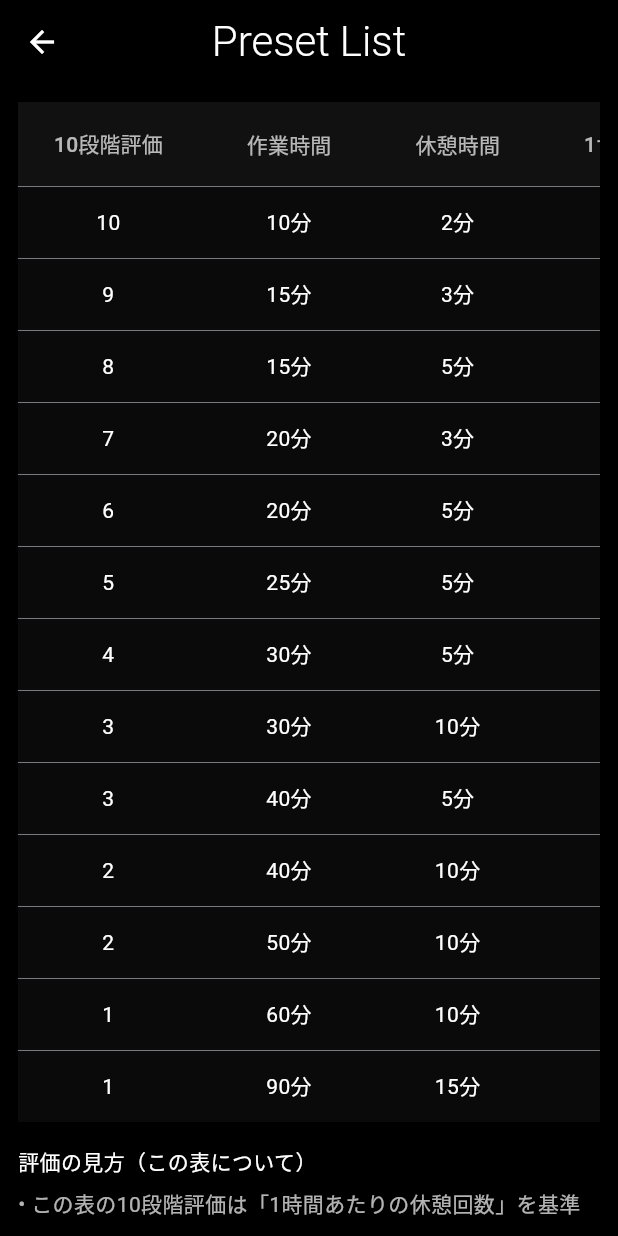
After one commit to KoukiMori/pomodd_kusa, a Flutter app: the screen it shows after launch, after a tap on the "settings" icon, on a phone screen of 412 x 824 dp. The commit adds this screen. Run offline on Flutter 3.47's test engine with Material 3 defaults, Android fonts, the phone set to English and light mode, and no system bars; our stand-ins replace google_fonts, shared_preferences.

Commit message:
feat(actuals): 日別の実績秒を集計・保存。フェーズ完了/途中停止で加算し、実績評価API(PomodRule)と連携可能に。プリセット表の説明とUI微調整

```diff
--- a/lib/main_page.dart
+++ b/lib/main_page.dart
@@ -7,6 +7,7 @@ import 'dart:async';
 import 'package:flutter/services.dart';
 import 'package:pomodd_kusa/contribution_section.dart';
 import 'package:pomodd_kusa/data_helper.dart';
+import 'package:pomodd_kusa/preset_settings_page.dart';
 
 class MainPage extends StatefulWidget {
   const MainPage({super.key});
@@ -169,6 +170,17 @@ class _MainPageState extends State<MainPage>
   void _stopAndResetTimer() {
     _animationController.stop();
     _animationController.reset();
+    // 途中停止時に、その時点までの経過を実績へ加算
+    final int addWork = _isWorkPhase ? (_progress * workTime * 60).round() : 0;
+    final int addRest = !_isWorkPhase ? (_progress * restTime * 60).round() : 0;
+    if (addWork > 0 || addRest > 0) {
+      // ignore: discarded_futures
+      DataHelper.addDailyActual(
+        DateTime.now(),
+        workSecDelta: addWork,
+        restSecDelta: addRest,
+      );
+    }
     setState(() {
       _isRunning = false;
       _isPaused = false;
@@ -219,7 +231,7 @@ class _MainPageState extends State<MainPage>
       context: context,
       builder: (context) {
         // 指定件数の 1..N を生成（ピッカー用）
-        List<Widget> _numberItems(int count) =>
+        List<Widget> numberItems(int count) =>
             List.generate(count, (i) => Center(child: Text('${i + 1}')));
 
         return CupertinoPopupSurface(
@@ -281,7 +293,7 @@ class _MainPageState extends State<MainPage>
                           ),
                           onSelectedItemChanged: (index) =>
                               tempWork = index + 1,
-                          children: _numberItems(60), // Work: 1..60
+                          children: numberItems(60), // Work: 1..60
                         ),
                       ),
                       Expanded(
@@ -295,7 +307,7 @@ class _MainPageState extends State<MainPage>
                           ),
                           onSelectedItemChanged: (index) =>
                               tempRest = index + 1,
-                          children: _numberItems(10), // Rest: 1..10
+                          children: numberItems(10), // Rest: 1..10
                         ),
                       ),
                       Expanded(
@@ -306,7 +318,7 @@ class _MainPageState extends State<MainPage>
                           ),
                           onSelectedItemChanged: (index) =>
                               tempResp = index + 1,
-                          children: _numberItems(10), // Resp: 1..10
+                          children: numberItems(10), // Resp: 1..10
                         ),
                       ),
                     ],
@@ -390,10 +402,16 @@ class _MainPageState extends State<MainPage>
     if (_isWorkPhase) {
       // Workが終わったらRestへ
       _playPhaseChangeSound();
+      // 実績に作業分を加算
+      // ignore: discarded_futures
+      DataHelper.addDailyActual(DateTime.now(), workSecDelta: workTime * 60);
       _isWorkPhase = false;
       _startCurrentPhase();
     } else {
       // Restが終わったら次サイクルへ
+      // 実績に休憩分を加算
+      // ignore: discarded_futures
+      DataHelper.addDailyActual(DateTime.now(), restSecDelta: restTime * 60);
       _currentCycle += 1;
       if (_currentCycle < resp) {
         // Rest→Work への切り替えでもクリック音を鳴らす
@@ -477,6 +495,8 @@ class _MainPageState extends State<MainPage>
       backgroundColor: Colors.black,
       appBar: AppBar(
         backgroundColor: Colors.black,
+        centerTitle: true, // タイトルを中央に配置
+        leading: SizedBox(width: kToolbarHeight), // 右のactionsとバランスを取り真の中央に揃える
         title: Text(
           'PomodGrass',
           style: GoogleFonts.roboto(
@@ -486,6 +506,33 @@ class _MainPageState extends State<MainPage>
           ),
         ),
         toolbarHeight: screenSize.height * .03,
+        actions: [
+          // タイトルと縦位置がずれないよう微調整（上に数px）
+          Transform.translate(
+            offset: const Offset(0, -6),
+            child: IconButton(
+              onPressed: () async {
+                // プリセット選択画面へ遷移し、結果を受け取って反映
+                final result = await Navigator.of(context)
+                    .push<Map<String, int>>(
+                      MaterialPageRoute(
+                        builder: (_) => const PresetSettingsPage(),
+                      ),
+                    );
+                if (result != null) {
+                  setState(() {
+                    workTime = result['work'] ?? workTime;
+                    restTime = result['rest'] ?? restTime;
+                  });
+                  // 保存して次回起動にも反映
+                  // ignore: discarded_futures
+                  _saveSettings();
+                }
+              },
+              icon: const Icon(Icons.settings, color: Colors.white, size: 26),
+            ),
+          ),
+        ],
       ),
       body: Column(
         children: [
--- /dev/null
+++ b/lib/pomod_rule.dart
@@ -0,0 +1,281 @@
+// ポモドーロ設定の評価ルール
+// 画像の表（作業時間×休憩時間）に基づいて、頻度の評価と10段階評価を返す。
+// UIは変更せず、呼び出し側から
+//   final eval = PomodRule.evaluate(workMin: 25, restMin: 5);
+// のように使う想定。
+
+class PomodEvaluation {
+  final int workMinutes; // 作業時間（分）
+  final int restMinutes; // 休憩時間（分）
+  final int cycleMinutes; // 1サイクル合計（分）
+  final double breaksPerHour; // 1時間あたりの休憩回数（概算）
+  final String frequencyLabel; // 頻度の評価
+  final int score10; // 10段階評価（1..10）
+
+  const PomodEvaluation({
+    required this.workMinutes,
+    required this.restMinutes,
+    required this.cycleMinutes,
+    required this.breaksPerHour,
+    required this.frequencyLabel,
+    required this.score10,
+  });
+}
+
+class PomodPreset {
+  final int work;
+  final int rest;
+  const PomodPreset(this.work, this.rest);
+}
+
+/// 実績評価の結果（基準評価＋実績加味のスコア）
+class PomodActualResult {
+  final PomodEvaluation baseline; // 設定ペースに基づく評価（既存表ベース）
+  final int actualScore10; // 実績重み付け後の10段階評価
+  final double progressWeight; // 進捗重み（0.0〜1.0）
+  final int actualTotalMinutes; // 実績の合計分
+  final int referenceTotalMinutes; // 基準（例: 4サイクル）合計分
+
+  const PomodActualResult({
+    required this.baseline,
+    required this.actualScore10,
+    required this.progressWeight,
+    required this.actualTotalMinutes,
+    required this.referenceTotalMinutes,
+  });
+}
+
+class PomodRule {
+  // 事前に用意するプリセット（表に掲載の代表値）
+  static const List<PomodPreset> presets = <PomodPreset>[
+    PomodPreset(10, 2),
+    PomodPreset(15, 3),
+    PomodPreset(15, 5),
+    PomodPreset(20, 3),
+    PomodPreset(20, 5),
+    PomodPreset(25, 5),
+    PomodPreset(30, 5),
+    PomodPreset(30, 10),
+    PomodPreset(40, 5),
+    PomodPreset(40, 10),
+    PomodPreset(50, 10),
+    PomodPreset(60, 10),
+    PomodPreset(90, 15),
+  ];
+
+  // 表にある定義済みの組み合わせを switch で分岐して評価を返す
+  static PomodEvaluation evaluate({
+    required int workMin,
+    required int restMin,
+  }) {
+    // 1サイクル合計と1時間あたりの回数（概算）を事前計算
+    final int cycle = workMin + restMin;
+    final double perHour = cycle > 0 ? (60.0 / cycle) : 0.0;
+
+    switch (workMin) {
+      case 10:
+        switch (restMin) {
+          case 2:
+            return _build(workMin, restMin, 12, 5.0, '極端に多い', 10);
+        }
+        break;
+      case 15:
+        switch (restMin) {
+          case 3:
+            return _build(workMin, restMin, 18, 3.3, 'とても多い', 9);
+          case 5:
+            return _build(workMin, restMin, 20, 3.0, 'かなり多い', 8);
+        }
+        break;
+      case 20:
+        switch (restMin) {
+          case 3:
+            return _build(workMin, restMin, 23, 2.6, '多め', 7);
+          case 5:
+            return _build(workMin, restMin, 25, 2.4, '多い', 6);
+        }
+        break;
+      case 25:
+        switch (restMin) {
+          case 5:
+            return _build(workMin, restMin, 30, 2.0, '標準', 5);
+        }
+        break;
+      case 30:
+        switch (restMin) {
+          case 5:
+            return _build(workMin, restMin, 35, 1.7, '標準より少', 4);
+          case 10:
+            return _build(workMin, restMin, 40, 1.5, '少なめ', 3);
+        }
+        break;
+      case 40:
+        switch (restMin) {
+          case 5:
+            return _build(workMin, restMin, 45, 1.3, '少なめ', 3);
+          case 10:
+            return _build(workMin, restMin, 50, 1.2, '少ない', 2);
+        }
+        break;
+      case 50:
+        switch (restMin) {
+          case 10:
+            return _build(workMin, restMin, 60, 1.0, 'かなり少ない', 2);
+        }
+        break;
+      case 60:
+        switch (restMin) {
+          case 10:
+            return _build(workMin, restMin, 70, 0.9, '非常に少ない', 1);
+        }
+        break;
+      case 90:
+        switch (restMin) {
+          case 15:
+            return _build(workMin, restMin, 105, 0.6, '超少ない', 1);
+        }
+        break;
+    }
+
+    // 表に無い組み合わせは簡易的に閾値で評価（安全なフォールバック）
+    return _fallback(
+      workMin: workMin,
+      restMin: restMin,
+      cycle: cycle,
+      perHour: perHour,
+    );
+  }
+
+  // 表定義に完全一致する場合のビルダー
+  static PomodEvaluation _build(
+    int work,
+    int rest,
+    int cycle,
+    double perHour,
+    String label,
+    int score,
+  ) {
+    return PomodEvaluation(
+      workMinutes: work,
+      restMinutes: rest,
+      cycleMinutes: cycle,
+      breaksPerHour: perHour,
+      frequencyLabel: label,
+      score10: score,
+    );
+  }
+
+  // 表にない値のフォールバック（おおよその頻度に近い評価を付与）
+  static PomodEvaluation _fallback({
+    required int workMin,
+    required int restMin,
+    required int cycle,
+    required double perHour,
+  }) {
+    // 閾値は表の行に合わせた近似
+    String label;
+    int score;
+    if (perHour >= 4.5) {
+      label = '極端に多い';
+      score = 10;
+    } else if (perHour >= 3.2) {
+      label = 'とても多い';
+      score = 9;
+    } else if (perHour >= 2.9) {
+      label = 'かなり多い';
+      score = 8;
+    } else if (perHour >= 2.5) {
+      label = '多め';
+      score = 7;
+    } else if (perHour >= 2.3) {
+      label = '多い';
+      score = 6;
+    } else if (perHour >= 1.9) {
+      label = '標準';
+      score = 5;
+    } else if (perHour >= 1.6) {
+      label = '標準より少';
+      score = 4;
+    } else if (perHour >= 1.35) {
+      label = '少なめ';
+      score = 3;
+    } else if (perHour >= 1.05) {
+      label = '少ない';
+      score = 2;
+    } else {
+      label = '非常に少ない';
+      score = 1;
+    }
+
+    return PomodEvaluation(
+      workMinutes: workMin,
+      restMinutes: restMin,
+      cycleMinutes: cycle,
+      breaksPerHour: perHour,
+      frequencyLabel: label,
+      score10: score,
+    );
+  }
+
+  // 実績（秒）から重み付け実績評価を算出。
+  // referenceCycles: 基準サイクル数（デフォルト4）。完了実績が短い場合はスコアを按分。
+  static PomodActualResult evaluateActualBySeconds({
+    required int workMin,
+    required int restMin,
+    required int totalWorkSeconds,
+    required int totalRestSeconds,
+    int referenceCycles = 4,
+  }) {
+    final PomodEvaluation base = evaluate(workMin: workMin, restMin: restMin);
+    final int perCycleMin = (workMin + restMin).clamp(0, 100000);
+    final int actualTotalMin = ((totalWorkSeconds + totalRestSeconds) / 60)
+        .round();
+    final int referenceTotalMin = perCycleMin * referenceCycles;
+    final double weight = referenceTotalMin > 0
+        ? (actualTotalMin / referenceTotalMin).clamp(0.0, 1.0)
+        : 0.0;
+    final int actualScore = (base.score10 * weight).round().clamp(1, 10);
+
+    return PomodActualResult(
+      baseline: base,
+      actualScore10: actualScore,
+      progressWeight: weight,
+      actualTotalMinutes: actualTotalMin,
+      referenceTotalMinutes: referenceTotalMin,
+    );
+  }
+
+  // 実績（完了サイクル数と現在進行中の割合）から重み付け評価を算出。
+  static PomodActualResult evaluateActualByCycles({
+    required int workMin,
+    required int restMin,
+    required int completedCycles,
+    double currentPhaseProgress = 0.0, // 0.0〜1.0（任意）
+    bool isWorkPhase = true, // 進行中フェーズ（任意）
+    int referenceCycles = 4,
+  }) {
+    final PomodEvaluation base = evaluate(workMin: workMin, restMin: restMin);
+    final int perCycleMin = (workMin + restMin).clamp(0, 100000);
+
+    // 実績合計分 = 完了サイクル分 + 進行中フェーズの進捗分
+    int actualMin = completedCycles * perCycleMin;
+    if (currentPhaseProgress > 0) {
+      final int phaseMin = isWorkPhase ? workMin : restMin;
+      actualMin += (phaseMin * currentPhaseProgress).round();
+    }
+
+    final int referenceTotalMin = perCycleMin * referenceCycles;
+    final double weight = referenceTotalMin > 0
+        ? (actualMin / referenceTotalMin).clamp(0.0, 1.0)
+        : 0.0;
+    final int actualScore = (base.score10 * weight).round().clamp(1, 10);
+
+    return PomodActualResult(
+      baseline: base,
+      actualScore10: actualScore,
+      progressWeight: weight,
+      actualTotalMinutes: actualMin,
+      referenceTotalMinutes: referenceTotalMin,
+    );
+  }
+}
--- /dev/null
+++ b/lib/preset_settings_page.dart
@@ -0,0 +1,276 @@
+import 'package:flutter/material.dart';
+import 'package:google_fonts/google_fonts.dart';
+import 'package:pomodd_kusa/pomod_rule.dart';
+
+// プリセット選択画面
+// - こちらで用意した表（10段階評価）をテーブルで表示
+// - 行をタップすると {work, rest} を返して呼び出し元へ反映させる
+class PresetSettingsPage extends StatelessWidget {
+  const PresetSettingsPage({super.key});
+
+  @override
+  Widget build(BuildContext context) {
+    final rows = PomodRule.presets.map((p) {
+      final eval = PomodRule.evaluate(workMin: p.work, restMin: p.rest);
+      return DataRow(
+        // 行タップ時に最終確認ダイアログを表示
+        onSelectChanged: (_) async {
+          await _showConfirmDialog(context: context, preset: p, eval: eval);
+        },
+        cells: [
+          DataCell(
+            Center(
+              child: Text(
+                '${eval.score10}',
+                textAlign: TextAlign.center,
+                style: GoogleFonts.roboto(color: Colors.white),
+              ),
+            ),
+          ),
+          DataCell(
+            Center(
+              child: Text(
+                '${p.work}分',
+                style: GoogleFonts.roboto(color: Colors.white),
+                textAlign: TextAlign.center,
+              ),
+            ),
+          ),
+          DataCell(
+            Center(
+              child: Text(
+                '${p.rest}分',
+                style: GoogleFonts.roboto(color: Colors.white),
+                textAlign: TextAlign.center,
+              ),
+            ),
+          ),
+          DataCell(
+            Center(
+              child: Text(
+                '${eval.cycleMinutes}分',
+                style: GoogleFonts.roboto(color: Colors.white),
+                textAlign: TextAlign.center,
+              ),
+            ),
+          ),
+          DataCell(
+            Center(
+              child: Text(
+                '約${eval.breaksPerHour.toStringAsFixed(1)}回',
+                style: GoogleFonts.roboto(color: Colors.white),
+                textAlign: TextAlign.center,
+              ),
+            ),
+          ),
+          DataCell(
+            Center(
+              child: Text(
+                eval.frequencyLabel,
+                style: GoogleFonts.roboto(color: Colors.white),
+                textAlign: TextAlign.center,
+              ),
+            ),
+          ),
+        ],
+      );
+    }).toList();
+
+    return Scaffold(
+      backgroundColor: Colors.black,
+      appBar: AppBar(
+        backgroundColor: Colors.black,
+        centerTitle: true,
+        title: Text(
+          'Preset List',
+          style: GoogleFonts.roboto(
+            color: Colors.white,
+            fontWeight: FontWeight.w300,
+            fontSize: 28,
+          ),
+        ),
+        iconTheme: IconThemeData(color: Colors.white),
+      ),
+      body: Container(
+        color: Colors.black,
+        padding: const EdgeInsets.all(12),
+        child: SingleChildScrollView(
+          // 画面全体の縦スクロール
+          child: Column(
+            crossAxisAlignment: CrossAxisAlignment.start,
+            children: [
+              // 表（横スクロール）
+              SingleChildScrollView(
+                scrollDirection: Axis.horizontal,
+                child: DataTable(
+                  showCheckboxColumn: false,
+                  columns: [
+                    DataColumn(
+                      label: Center(
+                        child: Text(
+                          '10段階評価',
+                          style: GoogleFonts.roboto(color: Colors.white70),
+                          textAlign: TextAlign.center,
+                        ),
+                      ),
+                    ),
+                    DataColumn(
+                      label: Center(
+                        child: Text(
+                          '作業時間',
+                          style: GoogleFonts.roboto(color: Colors.white70),
+                          textAlign: TextAlign.center,
+                        ),
+                      ),
+                    ),
+                    DataColumn(
+                      label: Center(
+                        child: Text(
+                          '休憩時間',
+                          style: GoogleFonts.roboto(color: Colors.white70),
+                          textAlign: TextAlign.center,
+                        ),
+                      ),
+                    ),
+                    DataColumn(
+                      label: Center(
+                        child: Text(
+                          '1サイクル合計',
+                          style: GoogleFonts.roboto(color: Colors.white70),
+                          textAlign: TextAlign.center,
+                        ),
+                      ),
+                    ),
+                    DataColumn(
+                      label: Center(
+                        child: Text(
+                          '1時間あたり\nの休憩回数',
+                          style: GoogleFonts.roboto(color: Colors.white70),
+                          textAlign: TextAlign.center,
+                        ),
+                      ),
+                    ),
+                    DataColumn(
+                      label: Center(
+                        child: Text(
+                          '頻度の評価',
+                          style: GoogleFonts.roboto(color: Colors.white70),
+                          textAlign: TextAlign.center,
+                        ),
+                      ),
+                    ),
+                  ],
+                  rows: rows,
+                  headingRowColor: WidgetStateProperty.all(
+                    const Color(0xFF111111),
+                  ),
+                  dataRowColor: WidgetStateProperty.all(
+                    const Color(0xFF0A0A0A),
+                  ),
+                  dividerThickness: 0.4,
+                ),
+              ),
+              const SizedBox(height: 16),
+              // 表の評価基準の説明（実装仕様に合わせる）
+              Text(
+                '評価の見方（この表について）',
+                style: GoogleFonts.roboto(
+                  color: Colors.white,
+                  fontWeight: FontWeight.w500,
+                ),
+              ),
+              const SizedBox(height: 8),
+              _bullet('この表の10段階評価は「1時間あたりの休憩回数」を基準に算出しています'),
+              _bullet('計算式: 60 ÷ (作業分 + 休憩分) ≒ 1時間あたりの休憩回数'),
+              _bullet('回数が多いほどスコアは高く色が濃い（例: 約5回→10点、約0.6回→1点）'),
+              _bullet('例1: 10分 + 2分 = 12分 → 約5回/時 → 10点（極端に多い）'),
+              _bullet('例2: 25分 + 5分 = 30分 → 約2回/時 → 5点（標準）'),
+              _bullet('「1サイクル合計」は時間の目安で、評価はサイクル数に依存しません'),
+              _bullet('任意: 実績に基づく重み付け評価（4サイクルを基準に按分）にも対応しています'),
+            ],
+          ),
+        ),
+      ),
+    );
+  }
+
+  // 最終確認ダイアログ
+  Future<void> _showConfirmDialog({
+    required BuildContext context,
+    required PomodPreset preset,
+    required PomodEvaluation eval,
+  }) async {
+    final bool? ok = await showDialog<bool>(
+      context: context,
+      barrierDismissible: true,
+      builder: (ctx) {
+        return AlertDialog(
+          backgroundColor: Colors.black,
+          title: Text(
+            'この設定を適用しますか？',
+            style: GoogleFonts.roboto(color: Colors.white),
+          ),
+          content: Column(
+            mainAxisSize: MainAxisSize.min,
+            crossAxisAlignment: CrossAxisAlignment.start,
+            children: [
+              _rowText('10段階評価', '${eval.score10}'),
+              _rowText('作業時間', '${preset.work}分'),
+              _rowText('休憩時間', '${preset.rest}分'),
+              _rowText('1サイクル合計', '${eval.cycleMinutes}分'),
+              _rowText(
+                '1時間あたりの休憩回数',
+                '約${eval.breaksPerHour.toStringAsFixed(1)}回',
+              ),
+              _rowText('頻度の評価', eval.frequencyLabel),
+            ],
+          ),
+          actions: [
+            TextButton(
+              onPressed: () => Navigator.of(ctx).pop(false),
+              child: const Text('キャンセル'),
+            ),
+            TextButton(
+              onPressed: () => Navigator.of(ctx).pop(true),
+              child: const Text('実行'),
+            ),
+          ],
+        );
+      },
+    );
+    if (ok == true) {
+      Navigator.of(
+        context,
+      ).pop(<String, int>{'work': preset.work, 'rest': preset.rest});
+    }
+  }
+
+  Widget _rowText(String label, String value) {
+    return Padding(
+      padding: const EdgeInsets.only(bottom: 6),
+      child: Row(
+        mainAxisAlignment: MainAxisAlignment.spaceBetween,
+        children: [
+          Text(label, style: GoogleFonts.roboto(color: Colors.white70)),
+          Text(value, style: GoogleFonts.roboto(color: Colors.white)),
+        ],
+      ),
+    );
+  }
+
+  // 箇条書き行
+  Widget _bullet(String text) {
+    return Padding(
+      padding: const EdgeInsets.only(bottom: 4),
+      child: Row(
+        crossAxisAlignment: CrossAxisAlignment.start,
+        children: [
+          const Text('• ', style: TextStyle(color: Colors.white70)),
+          Expanded(
+            child: Text(text, style: GoogleFonts.roboto(color: Colors.white70)),
+          ),
+        ],
+      ),
+    );
+  }
+}
```
Also changed, not shown: lib/data_helper.dart (+50 -0 lines).
